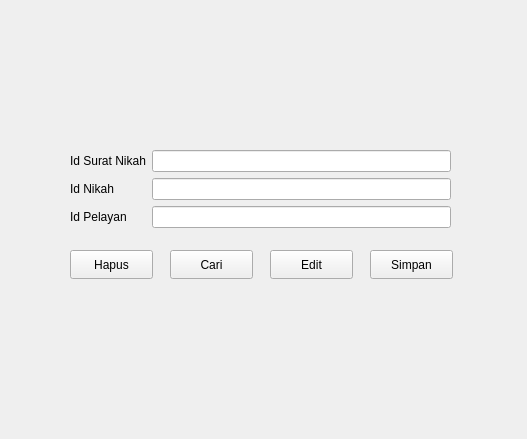
Above: formsuratnikah.ui from AgusAlRidha/SistemInfoAgama before the change. Below: the same form after it.
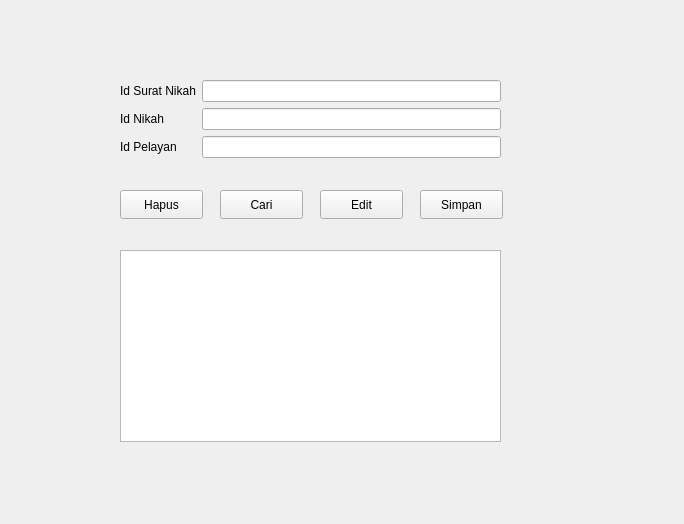
That is the form after the change.

Diff of the .ui file:
```diff
--- a/formsuratnikah.ui
+++ b/formsuratnikah.ui
@@ -6,8 +6,8 @@
    <rect>
     <x>0</x>
     <y>0</y>
-    <width>527</width>
-    <height>439</height>
+    <width>684</width>
+    <height>524</height>
    </rect>
   </property>
   <property name="windowTitle">
@@ -16,10 +16,10 @@
   <widget class="QWidget" name="formLayoutWidget">
    <property name="geometry">
     <rect>
-     <x>70</x>
-     <y>150</y>
+     <x>120</x>
+     <y>80</y>
      <width>381</width>
-     <height>91</height>
+     <height>100</height>
     </rect>
    </property>
    <layout class="QFormLayout" name="formLayout">
@@ -58,8 +58,8 @@
   <widget class="QPushButton" name="pushButton_3">
    <property name="geometry">
     <rect>
-     <x>270</x>
-     <y>250</y>
+     <x>320</x>
+     <y>190</y>
      <width>83</width>
      <height>29</height>
     </rect>
@@ -71,8 +71,8 @@
   <widget class="QPushButton" name="pushButton">
    <property name="geometry">
     <rect>
-     <x>70</x>
-     <y>250</y>
+     <x>120</x>
+     <y>190</y>
      <width>83</width>
      <height>29</height>
     </rect>
@@ -84,8 +84,8 @@
   <widget class="QPushButton" name="pushButton_2">
    <property name="geometry">
     <rect>
-     <x>170</x>
-     <y>250</y>
+     <x>220</x>
+     <y>190</y>
      <width>83</width>
      <height>29</height>
     </rect>
@@ -97,8 +97,8 @@
   <widget class="QPushButton" name="pushButton_4">
    <property name="geometry">
     <rect>
-     <x>370</x>
-     <y>250</y>
+     <x>420</x>
+     <y>190</y>
      <width>83</width>
      <height>29</height>
     </rect>
@@ -107,6 +107,16 @@
     <string>Simpan</string>
    </property>
   </widget>
+  <widget class="QTableView" name="tableSuratn">
+   <property name="geometry">
+    <rect>
+     <x>120</x>
+     <y>250</y>
+     <width>381</width>
+     <height>192</height>
+    </rect>
+   </property>
+  </widget>
  </widget>
  <resources/>
  <connections/>
```
